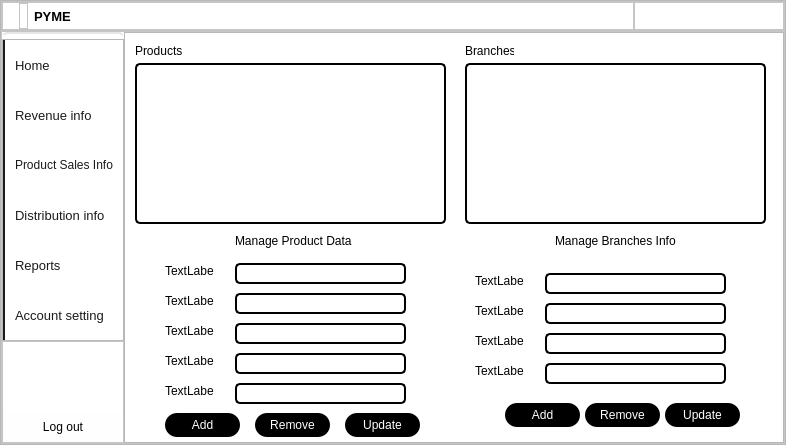
The window that Frontend/dashboardUI.ui (XxDdUu/DACS01) describes before a commit, drawn with Qt 5.
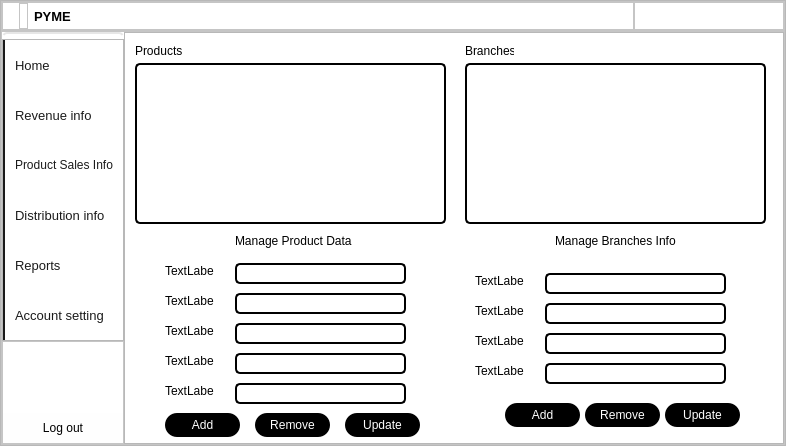
The same window after the commit. The open tabs and pages were chosen to show the change. Icons and pictures are not drawn. Custom widgets are drawn as their Qt base class.

The edit to the form file:
```diff
--- a/Frontend/dashboardUI.ui
+++ b/Frontend/dashboardUI.ui
@@ -7,7 +7,7 @@
     <x>0</x>
     <y>0</y>
     <width>786</width>
-    <height>445</height>
+    <height>446</height>
    </rect>
   </property>
   <property name="windowTitle">
```
Left out of the diff: 2 changed lines with no effect on the pictures.
